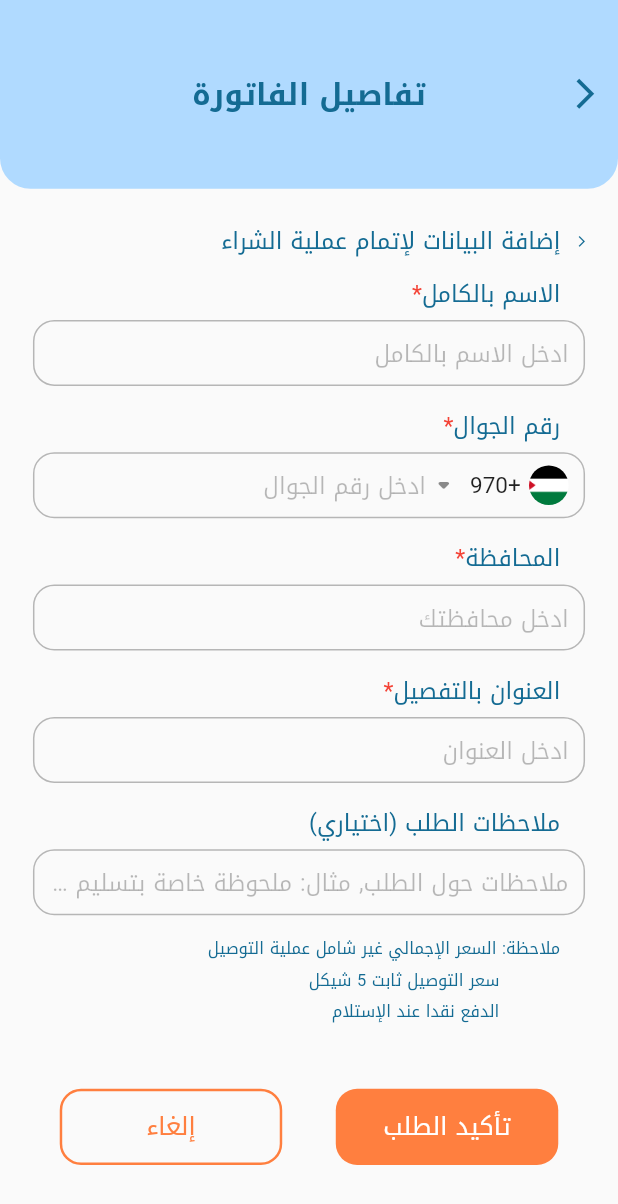
After one commit to asmaa23azmi/cornorshop, a Flutter app: the BillDetailScreen screen opened directly, on a phone screen of 412 x 824 dp. The commit adds this screen. Shown: the top 1204 px of the screen. Run offline on Flutter 3.47's test engine with Material 2 defaults, Android fonts, the phone set to English and light mode, and no system bars; our stand-ins replace flutter_screenutil, flutter_svg; generated files the repository leaves out were written again; project files that could hold a hidden picture were left out.

Commit message:
update_03

```diff
--- /dev/null
+++ b/lib/Screens/Ordered_Screens/bill_details.dart
@@ -0,0 +1,203 @@
+import 'package:flutter/material.dart';
+import 'package:flutter_screenutil/flutter_screenutil.dart';
+import 'package:flutter_gen/gen_l10n/app_localizations.dart';
+import 'package:intl_phone_field/countries.dart';
+
+import '../../Const/colors.dart';
+import '../../Const/texts.dart';
+import '../../Widgets/my_phone_text_field.dart';
+import '../../Widgets/my_text_field.dart';
+import '../../Helper/navigator_helper.dart';
+import '../../Helper/snack_bar_helper.dart';
+import '../../Widgets/my_button.dart';
+import '../../Screens/Ordered_Screens/order_send_done.dart';
+
+class BillDetailScreen extends StatefulWidget {
+  const BillDetailScreen({super.key});
+
+  @override
+  State<BillDetailScreen> createState() => _BillDetailScreenState();
+}
+
+class _BillDetailScreenState extends State<BillDetailScreen> with NavigatorHelper, SnackBarHelper{
+  late AppLocalizations appLocale = AppLocalizations.of(context)!;
+  CountryModel selectedCountry = appCountries.firstWhere((element) => element.dialCode == '970');
+
+  late TextEditingController nameController;
+  late TextEditingController phoneNumController;
+  late TextEditingController addressController;
+  late TextEditingController governorateController;
+  late TextEditingController orderNotesController;
+
+  @override
+  void initState() {
+    super.initState();
+    nameController = TextEditingController();
+    phoneNumController = TextEditingController();
+    addressController = TextEditingController();
+    governorateController = TextEditingController();
+    orderNotesController = TextEditingController();
+  }
+  @override
+  void dispose() {
+    nameController.dispose();
+    phoneNumController.dispose();
+    addressController.dispose();
+    governorateController.dispose();
+    orderNotesController.dispose();
+    super.dispose();
+  }
+
+  @override
+  Widget build(BuildContext context) {
+    return Scaffold(
+      appBar:  AppBar(
+        elevation: 0.0,
+        backgroundColor: babyBlue,
+        toolbarHeight: 124.h,
+        shape: RoundedRectangleBorder(
+          borderRadius: BorderRadiusDirectional.only(
+              bottomEnd:Radius.circular(20.r),
+              bottomStart: Radius.circular(20.r)),
+        ),
+        leading: InkWell(
+          splashColor: Colors.transparent,
+          highlightColor: Colors.transparent,
+          onTap: (){Navigator.pop(context);},
+          child: Icon(Icons.arrow_back_ios,
+            color: darkBlue,
+            size: 24.0.h,),),
+        centerTitle: true,
+        title: Text(appLocale.billDetails, style: textAppBarStyle,),
+      ),
+      body: SafeArea(
+        child: SingleChildScrollView(
+          padding: EdgeInsetsDirectional.symmetric(horizontal: 20.w, vertical: 20.h),
+          physics:const BouncingScrollPhysics(),
+          child: Column(
+            crossAxisAlignment: CrossAxisAlignment.start,
+            children: [
+              ///title
+              Row(children: [
+                Icon(Icons.arrow_back_ios, color: darkBlue, size: 8.w,),
+                SizedBox(width: 7.w,),
+                Text(appLocale.addDetailsToBuy, style: textStyle,)
+              ],),
+              SizedBox(height: 6.0.h,),
+              /// Full Name
+              _richText(appLocale.fullName),
+              SizedBox(height: 3.0.h,),
+              MyTextField(controller: nameController, hintText: appLocale.enterFullName,
+              textFieldBorderColor: blackObacityColor, hintSyleColor: blackObacityColor, textFieldColor: Colors.transparent),
+              SizedBox(height: 12.h),
+              /// Phone Num
+              _richText(appLocale.phoneNum),
+              SizedBox(height: 3.0.h,),
+              MyPhoneTextField(controller: phoneNumController, hintText: appLocale.enterPhoneNum,
+                textFieldBorderColor: blackObacityColor, hintSyleColor: blackObacityColor, textFieldColor: Colors.transparent,
+                country: selectedCountry, selectedCountryCallBak: ({required country}) {
+                  setState(() => selectedCountry = country);
+                },),
+              SizedBox(height: 12.h),
+              ///the Governorate
+              _richText(appLocale.theGovernorate),
+              SizedBox(height: 3.0.h,),
+              MyTextField(controller: governorateController, hintText:  appLocale.enterGovernorate,
+                  textFieldBorderColor: blackObacityColor, hintSyleColor: blackObacityColor, textFieldColor: Colors.transparent),
+              SizedBox(height: 12.h),
+              /// Address
+              _richText(appLocale.addressInDetails),
+              SizedBox(height: 3.0.h,),
+              MyTextField(controller: addressController, hintText: appLocale.enterAddress,
+                  textFieldBorderColor: blackObacityColor, hintSyleColor: blackObacityColor, textFieldColor: Colors.transparent),
+              SizedBox(height: 12.h),
+              ///Notes
+              Padding(
+                padding: EdgeInsetsDirectional.only(start: 15.w),
+                child: Text(appLocale.orderNotes, style:textStyle,),
+              ),
+              SizedBox(height: 3.0.h,),
+              MyTextField(controller: orderNotesController, hintText: appLocale.enterOrderNotes,
+                  textFieldBorderColor: blackObacityColor, hintSyleColor: blackObacityColor, textFieldColor: Colors.transparent),
+              SizedBox(height: 12.h),
+              ///Details
+              Padding(
+                  padding: EdgeInsetsDirectional.only(start: 15.w),
+                child: Text(appLocale.noteOne, style: TextStyle(
+                  fontSize: 10.sp,
+                fontWeight: FontWeight.normal,
+                color: darkBlue),),
+              ),
+              Padding(
+                padding: EdgeInsetsDirectional.only(start: 52.w),
+                child: Text(appLocale.noteTwo ,style: TextStyle(
+                    fontSize: 10.sp,
+                    fontWeight: FontWeight.normal,
+                    color: darkBlue),),
+              ),
+              Padding(
+                padding: EdgeInsetsDirectional.only(start: 52.w),
+                child: Text(appLocale.noteThree ,style: TextStyle(
+                    fontSize: 10.sp,
+                    fontWeight: FontWeight.normal,
+                    color: darkBlue),),
+              ),
+              SizedBox(height: 40.h,),
+              ///Actions
+              Row(
+                mainAxisAlignment: MainAxisAlignment.spaceAround,
+                children: [
+                  MyButton(onTap:(){_performConfirmOrder();  },
+                      text: appLocale.confirmOrder, myWidth: 135.w,
+                      borderBouttonColor: Colors.transparent, buttonColor: orangeColor),
+                  MyButton(onTap:(){Navigator.pop(context);},text: appLocale.cancel, myWidth: 135.w,
+                      borderBouttonColor: orangeColor, buttonColor: Colors.transparent, textButtonColor: orangeColor),
+                ],
+              ),
+            ],
+          ),
+        ),
+      ),
+    );
+  }
+
+  ///Functions
+  Widget _richText(String textTitle){
+    return Padding(
+      padding: EdgeInsetsDirectional.only(start: 15.w),
+      child: RichText(
+        text: TextSpan(
+          text: textTitle,
+          style:textStyle,
+          children: [textSpain],
+        ),),
+    );
+  }
+  void _performConfirmOrder(){
+    ///before create account
+    if (checkData()){
+      _confirmOrder();
+    }
+  }
+  void _confirmOrder(){
+    showMySnackBar(context, text: appLocale.sendOrderSuccessfully);
+    jump(context, to: const OrderedSendScreen(), replace: true);
+  }
+  bool checkData(){
+    ///to check text field
+    if (nameController.text.isEmpty){
+      showMySnackBar(context, text: appLocale.enterFullName, error: true);
+      return false;
+    }else  if (phoneNumController.text.isEmpty){
+      showMySnackBar(context, text: appLocale.enterPhoneNum, error: true);
+      return false;
+    } else  if (governorateController.text.isEmpty){
+      showMySnackBar(context, text: appLocale.enterGovernorate, error: true);
+      return false;
+    }else  if (addressController.text.isEmpty){
+      showMySnackBar(context, text: appLocale.enterGovernorate, error: true);
+      return false;
+    }
+    return true;
+  }
+}
--- a/lib/Widgets/menu_items.dart
+++ b/lib/Widgets/menu_items.dart
@@ -31,7 +31,7 @@ class _MenuItemsState extends State<MenuItems> {
               fontWeight: FontWeight.normal,
               color: darkBlue,
             ),),
-          Icon(Icons.arrow_back_ios_new,
+          Icon(Icons.arrow_forward_ios,
             color: darkBlue,
             size: 15.w,),
         ],
--- a/lib/Widgets/my_phone_text_field.dart
+++ b/lib/Widgets/my_phone_text_field.dart
@@ -15,11 +15,15 @@ class MyPhoneTextField extends StatefulWidget {
   final Color textFieldColor;
   final CountryModel country;
   final SelectedCountryCallBak selectedCountryCallBak;
+  final Color hintSyleColor;
+  final Color textFieldBorderColor;
   const MyPhoneTextField({
     required this.controller,
     required this.hintText,
     this.textFieldColor = whiteColor,
+    this.textFieldBorderColor = Colors.transparent,
     required this.country,
+    this.hintSyleColor = grayColor,
     required this.selectedCountryCallBak,
     super.key});
 
@@ -86,24 +90,29 @@ class _MyPhoneTextFieldState extends State<MyPhoneTextField> {
           fillColor: widget.textFieldColor, /// text field background color
           filled: true,
           hintText: widget.hintText,
-          hintStyle: hintTextButtonStyle,
+          hintStyle: TextStyle(
+            fontFamily: 'NotoKufiArabic',
+            fontSize: 14.0.sp,
+            fontWeight: FontWeight.normal,
+            color: widget.hintSyleColor,
+          ),
           contentPadding: EdgeInsetsDirectional.symmetric(horizontal: 10.w),
           enabledBorder: OutlineInputBorder(
             borderRadius: BorderRadius.circular(14.0.r),
             borderSide:  BorderSide(
-              color: widget.textFieldColor,),),
+              color: widget.textFieldBorderColor,),),
           disabledBorder:OutlineInputBorder(
             borderRadius: BorderRadius.circular(14.0.r),
             borderSide: BorderSide(
-              color: widget.textFieldColor,),) ,
+              color:widget.textFieldBorderColor,),) ,
           focusedBorder: OutlineInputBorder(
             borderRadius: BorderRadius.circular(14.0.r),
             borderSide:  BorderSide(
-              color: widget.textFieldColor,),),
+              color: widget.textFieldBorderColor,),),
           errorBorder:OutlineInputBorder(
             borderRadius: BorderRadius.circular(14.0.r),
             borderSide:  BorderSide(
-              color: widget.textFieldColor,),),
+              color:widget.textFieldBorderColor,),),
         ),
       ),
     );
@@ -125,7 +134,8 @@ class _MyPhoneTextFieldState extends State<MyPhoneTextField> {
               padding: EdgeInsetsDirectional.symmetric(horizontal: 20.w , vertical: 26.h),
               child: Column(
                 children: [
-                  MyTextField(controller: searchController, hintText: AppLocalizations.of(context)!.selectCountry,
+                  MyTextField(
+                      controller: searchController, hintText: AppLocalizations.of(context)!.selectCountry,
                       textFieldColor: Colors.transparent, textFieldBorderColor:Colors.grey,
                       onChange: (searchValue) {
                         setState(() {
--- a/lib/l10n/app_ar.arb
+++ b/lib/l10n/app_ar.arb
@@ -59,6 +59,21 @@
     "naturalProduct": "منتجات طبيعية",
     "homeFood": "طعام وحلويات منزلية",
     "handicrafts": "مشغولات يدوية",
-    "addToCart": "أضف إلى عربة الشراء"
+    "addToCart": "أضف إلى عربة الشراء",
+    "billDetails": "تفاصيل الفاتورة",
+    "addDetailsToBuy": "إضافة البيانات لإتمام عملية الشراء",
+    "addressInDetails": "العنوان بالتفصيل",
+    "theGovernorate": "المحافظة",
+    "enterGovernorate": "ادخل محافظتك",
+    "orderNotes": "ملاحظات الطلب (اختياري)",
+    "enterOrderNotes": "ملاحظات حول الطلب, مثال: ملحوظة خاصة بتسليم الطلب",
+    "noteOne": "ملاحظة: السعر الإجمالي غير شامل عملية التوصيل",
+    "noteTwo": "سعر التوصيل ثابت 5 شيكل",
+    "noteThree": "الدفع نقدا عند الإستلام",
+    "confirmOrder": "تأكيد الطلب",
+    "sendOrderSuccessfully": "تم إرسال الطلب بنجاح",
+    "orderCompleted": "تم إتمام الطلب",
+    "paragraph": "نتمنى أن تكون قد حظيت بتجربة جيدة ونشكرك على استخدام تطبيق Corner Shop ,سيصلك طلبك خلال مدة قصيرة "
+
 
 }
```
Also changed, not shown: lib/Screens/Bnb_Screens/cart_page.dart (+8 -2 lines), lib/Screens/Bnb_Screens/main_page.dart (+16 -2 lines), lib/Screens/Ordered_Screens/order_send_done.dart (added, +60 -0 lines), lib/l10n/app_en.arb (+15 -1 lines).
